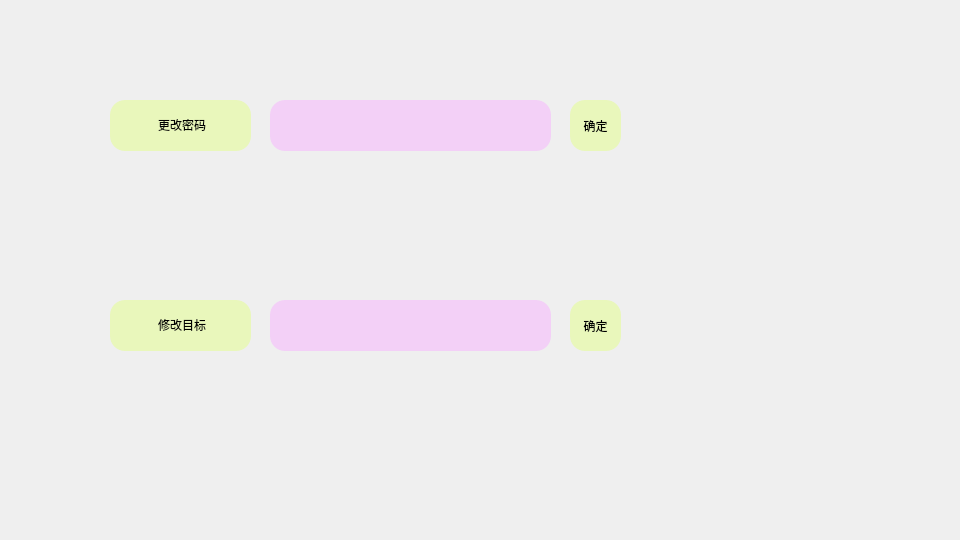
YuanQiPKU/Reservoir, file setting_page.ui: the form before one commit.
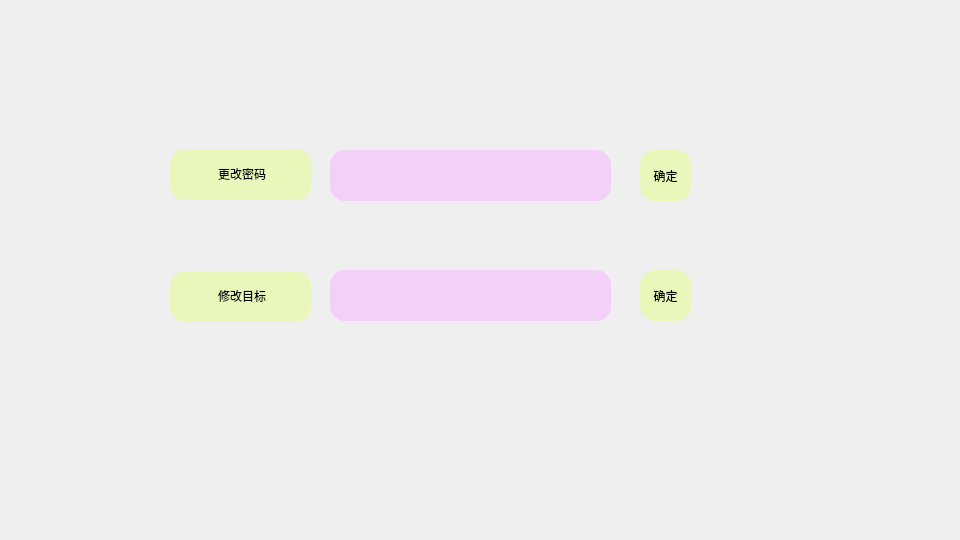
The form after the commit. Icons and pictures are not drawn.

```diff
--- a/setting_page.ui
+++ b/setting_page.ui
@@ -28,52 +28,36 @@
   <property name="styleSheet">
    <string notr="true"/>
   </property>
-  <widget class="QLabel" name="label">
+  <widget class="QWidget" name="widget" native="true">
    <property name="geometry">
     <rect>
-     <x>110</x>
-     <y>100</y>
-     <width>141</width>
-     <height>51</height>
+     <x>0</x>
+     <y>0</y>
+     <width>960</width>
+     <height>540</height>
     </rect>
    </property>
-   <property name="styleSheet">
-    <string notr="true">QLabel {
-	background-color: rgba(227, 255, 133, 125);
-	font: 290 14pt &quot;幼圆&quot;;
-    color: #000000; /* 文字颜色 */
-    font-weight: normal;
-    padding: 5px; /* 按需调整内边距 */
- border-radius: 15px;
-}
-
-</string>
+   <property name="minimumSize">
+    <size>
+     <width>960</width>
+     <height>540</height>
+    </size>
    </property>
-   <property name="text">
-    <string>&lt;html&gt;&lt;head/&gt;&lt;body&gt;&lt;p align=&quot;center&quot;&gt;更改密码&lt;/p&gt;&lt;/body&gt;&lt;/html&gt;</string>
+   <property name="maximumSize">
+    <size>
+     <width>960</width>
+     <height>540</height>
+    </size>
    </property>
-  </widget>
-  <widget class="QLineEdit" name="l1">
-   <property name="geometry">
-    <rect>
-     <x>270</x>
-     <y>100</y>
-     <width>281</width>
-     <height>51</height>
-    </rect>
-   </property>
    <property name="styleSheet">
-    <string notr="true">QLineEdit{
-	background-color: rgba(246, 176, 255,125);
-   border-radius: 15px; /* 边框圆角 */
-}</string>
+    <string notr="true">background-image: url(:/pages/main_page/image/P1.jpg);</string>
    </property>
   </widget>
   <widget class="QLabel" name="label_2">
    <property name="geometry">
     <rect>
-     <x>110</x>
-     <y>300</y>
+     <x>170</x>
+     <y>271</y>
      <width>141</width>
      <height>51</height>
     </rect>
@@ -99,8 +83,8 @@
   <widget class="QLineEdit" name="l2">
    <property name="geometry">
     <rect>
-     <x>270</x>
-     <y>300</y>
+     <x>330</x>
+     <y>150</y>
      <width>281</width>
      <height>51</height>
     </rect>
@@ -115,8 +99,8 @@
   <widget class="QPushButton" name="btnUserHelp">
    <property name="geometry">
     <rect>
-     <x>570</x>
-     <y>100</y>
+     <x>640</x>
+     <y>270</y>
      <width>51</width>
      <height>51</height>
     </rect>
@@ -158,8 +142,8 @@
   <widget class="QPushButton" name="btnUserHelp_2">
    <property name="geometry">
     <rect>
-     <x>570</x>
-     <y>300</y>
+     <x>640</x>
+     <y>150</y>
      <width>51</width>
      <height>51</height>
     </rect>
@@ -198,6 +182,47 @@
     <string>确定</string>
    </property>
   </widget>
+  <widget class="QLineEdit" name="l2">
+   <property name="geometry">
+    <rect>
+     <x>330</x>
+     <y>270</y>
+     <width>281</width>
+     <height>51</height>
+    </rect>
+   </property>
+   <property name="styleSheet">
+    <string notr="true">QLineEdit{
+	background-color: rgba(246, 176, 255,125);
+   border-radius: 15px; /* 边框圆角 */
+}</string>
+   </property>
+  </widget>
+  <widget class="QLabel" name="label">
+   <property name="geometry">
+    <rect>
+     <x>170</x>
+     <y>149</y>
+     <width>141</width>
+     <height>51</height>
+    </rect>
+   </property>
+   <property name="styleSheet">
+    <string notr="true">QLabel {
+	background-color: rgba(227, 255, 133, 125);
+	font: 290 14pt &quot;幼圆&quot;;
+    color: #000000; /* 文字颜色 */
+    font-weight: normal;
+    padding: 5px; /* 按需调整内边距 */
+ border-radius: 15px;
+}
+
+</string>
+   </property>
+   <property name="text">
+    <string>&lt;html&gt;&lt;head/&gt;&lt;body&gt;&lt;p align=&quot;center&quot;&gt;更改密码&lt;/p&gt;&lt;/body&gt;&lt;/html&gt;</string>
+   </property>
+  </widget>
  </widget>
  <resources/>
  <connections/>
```
Left out of the diff: 2 changed lines with no effect on the pictures.
